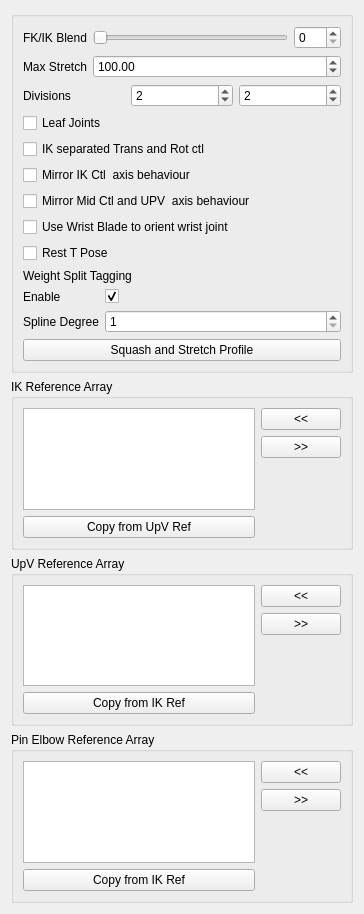
First picture: the form in shifter/components/y_limb_01/settingsUI.ui, repository SteveDunn720/y-rig, before the edit.
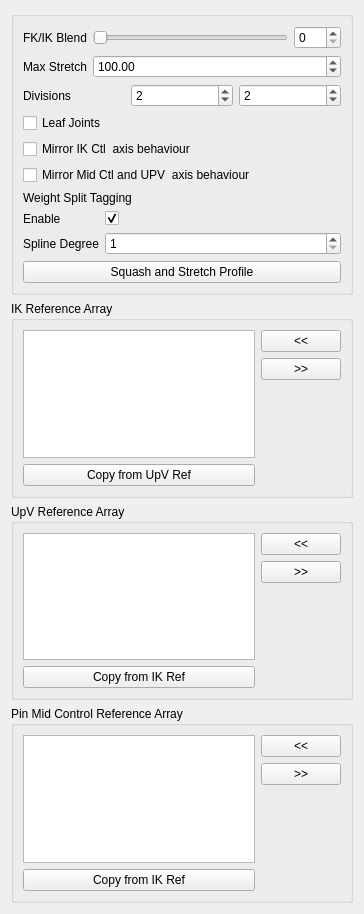
Second picture: the form after the edit.

Commit message: remove unused settings

```diff
--- a/shifter/components/y_limb_01/settingsUI.ui
+++ b/shifter/components/y_limb_01/settingsUI.ui
@@ -133,13 +133,6 @@
           </property>
          </widget>
         </item>
-        <item>
-         <widget class="QCheckBox" name="ikTR_checkBox">
-          <property name="text">
-           <string>IK separated Trans and Rot ctl</string>
-          </property>
-         </widget>
-        </item>
         <item>
          <widget class="QCheckBox" name="mirrorIK_checkBox">
           <property name="toolTip">
@@ -172,38 +165,6 @@
           </property>
          </widget>
         </item>
-        <item>
-         <widget class="QCheckBox" name="useBlade_checkBox">
-          <property name="toolTip">
-           <string>&lt;html&gt;&lt;head/&gt;&lt;body&gt;&lt;p&gt;If checked, will use a blade to control the wrist joint orientation. This doesn't affect the controls that are align with the arm plane.&lt;/p&gt;&lt;/body&gt;&lt;/html&gt;</string>
-          </property>
-          <property name="statusTip">
-           <string extracomment="This option set the axis of the mid CTL (elbow) and the up vector control to move in a mirror behaviour "/>
-          </property>
-          <property name="whatsThis">
-           <string/>
-          </property>
-          <property name="text">
-           <string>Use Wrist Blade to orient wrist joint</string>
-          </property>
-         </widget>
-        </item>
-        <item>
-         <widget class="QCheckBox" name="TPoseRest_checkBox">
-          <property name="toolTip">
-           <string extracomment="This option set the axis of the mid CTL (elbow) and the up vector control to move in a mirror behaviour ">&lt;html&gt;&lt;head/&gt;&lt;body&gt;&lt;p&gt;If checked, the Rest pose for controls will be in T Pose&lt;/p&gt;&lt;/body&gt;&lt;/html&gt;</string>
-          </property>
-          <property name="statusTip">
-           <string extracomment="This option set the axis of the mid CTL (elbow) and the up vector control to move in a mirror behaviour ">This option set the axis of the mid CTL (elbow) and the up vector control to move in a mirror behaviour </string>
-          </property>
-          <property name="whatsThis">
-           <string>This option set the axis of the mid CTL (elbow) and the up vector control to move in a mirror behaviour </string>
-          </property>
-          <property name="text">
-           <string>Rest T Pose</string>
-          </property>
-         </widget>
-        </item>
         <item>
          <layout class="QFormLayout" name="weight_split_formLayout">
           <item row="1" column="0">
@@ -440,7 +401,7 @@
    <item row="3" column="0">
     <widget class="QGroupBox" name="pinRefArray_groupBox">
      <property name="title">
-      <string>Pin Elbow Reference Array</string>
+      <string>Pin Mid Control Reference Array</string>
      </property>
      <layout class="QGridLayout" name="gridLayout_4">
       <item row="0" column="0">
```
The commit also changes 3 other files.
